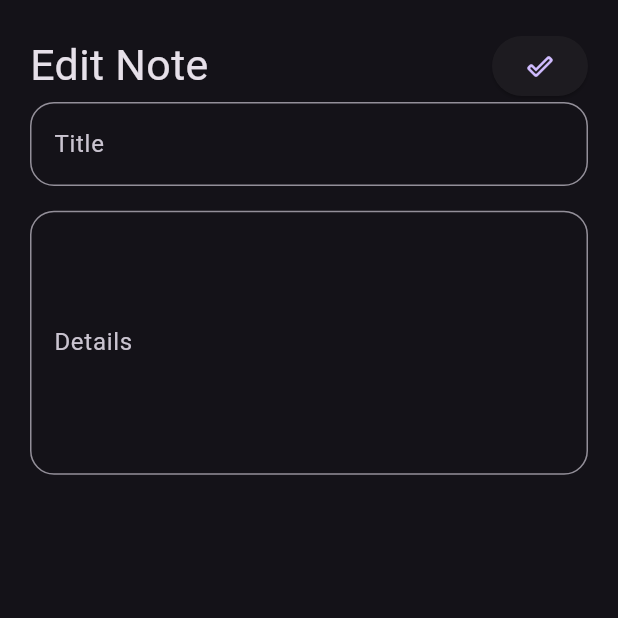
After one commit to yusufabdo20/note-app, a Flutter app: the screen it shows after launch, after a tap on "Title", on a phone screen of 412 x 824 dp, the top half of it. The commit adds this screen. Run offline on Flutter 3.47's test engine with Material 3 defaults, Android fonts, the phone set to English and light mode, and no system bars; our stand-ins replace flutter_screenutil.

Commit message:
Add Edit Note View

```diff
--- /dev/null
+++ b/lib/views/edit_note_view.dart
@@ -0,0 +1,49 @@
+import 'package:flutter/material.dart';
+import 'package:note/views/widgets/AddNoteBottomSheet.dart';
+import 'package:note/views/widgets/cuustom_app_bar.dart';
+
+class EditNoteView extends StatelessWidget {
+  const EditNoteView({super.key});
+
+  @override
+  Widget build(BuildContext context) {
+    return Scaffold(
+      body: SafeArea(child: EditNoteBody()),
+    );
+  }
+}
+
+class EditNoteBody extends StatelessWidget {
+  final TextEditingController titleController = TextEditingController();
+  final TextEditingController detailsController = TextEditingController();
+
+  @override
+  Widget build(BuildContext context) {
+    return Container(
+      padding: EdgeInsets.all(20),
+      child: Column(
+        children: [
+          CustomAppBar(
+            title: "Edit Note",
+            icon: Icon(
+              Icons.done_outline_rounded,
+            ),
+            onPressed: () {},
+          ),
+          CustomTextField(
+            labelText: 'Title',
+            controller: titleController,
+          ),
+          SizedBox(
+            height: MediaQuery.of(context).size.height * 0.02,
+          ),
+          CustomTextField(
+            labelText: 'Details',
+            controller: detailsController,
+            maxLines: 6,
+          ),
+        ],
+      ),
+    );
+  }
+}
--- a/lib/views/widgets/cuustom_app_bar.dart
+++ b/lib/views/widgets/cuustom_app_bar.dart
@@ -4,15 +4,20 @@ import 'package:flutter_screenutil/flutter_screenutil.dart';
 class CustomAppBar extends StatelessWidget {
   const CustomAppBar({
     super.key,
+    this.title,
+    this.icon,
+    this.onPressed,
   });
-
+  final String? title;
+  final Icon? icon;
+  final Function()? onPressed;
   @override
   Widget build(BuildContext context) {
     return Row(
       mainAxisAlignment: MainAxisAlignment.spaceBetween,
       children: [
         Text(
-          "Notes",
+          title ?? "",
           style: TextStyle(
             fontSize: 25.sp,
           ),
@@ -22,9 +27,7 @@ class CustomAppBar extends StatelessWidget {
           style: ElevatedButton.styleFrom(
             padding: EdgeInsets.all(5),
           ),
-          child: const Icon(
-            Icons.search,
-          ),
+          child: icon,
         ),
       ],
     );
--- a/lib/views/widgets/note_item.dart
+++ b/lib/views/widgets/note_item.dart
@@ -1,5 +1,6 @@
 import 'package:flutter/material.dart';
 import 'package:flutter_screenutil/flutter_screenutil.dart';
+import 'package:note/views/edit_note_view.dart';
 
 class NoteItem extends StatelessWidget {
   @override
@@ -12,6 +13,14 @@ class NoteItem extends StatelessWidget {
           crossAxisAlignment: CrossAxisAlignment.end,
           children: [
             ListTile(
+              onTap: () {
+                Navigator.push(
+                  context,
+                  MaterialPageRoute(
+                    builder: (context) => EditNoteView(),
+                  ),
+                );
+              },
               contentPadding: EdgeInsets.all(5),
               title: Text(
                 "Title",
--- a/lib/views/widgets/notes_view_body.dart
+++ b/lib/views/widgets/notes_view_body.dart
@@ -13,7 +13,8 @@ class NotesViewBody extends StatelessWidget {
       padding: const EdgeInsets.only(right: 15, left: 15, top: 10),
       child: Column(
         children: [
-          CustomAppBar(),
+          CustomAppBar(
+              title: "Notes", icon: Icon(Icons.search), onPressed: () {}),
           SizedBox(
             height: MediaQuery.of(context).size.height * 0.01,
           ),
```
